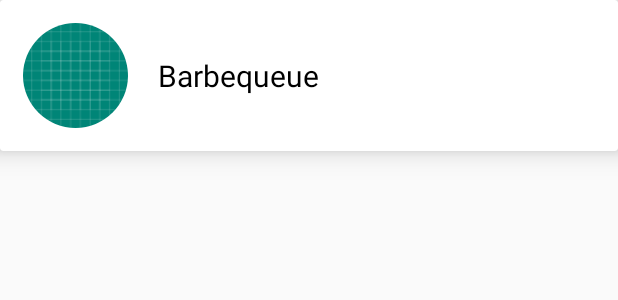
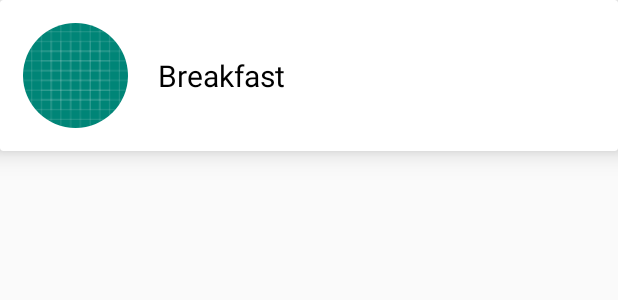
Before and after one commit to yussefsaidi/FoodRecipesNoLocalCache, an Android app: the layout layout_category_list_item.xml on its own in the app's theme, with its tools: preview values and no code run, on a phone screen of 412 x 824 dp. Shown: the top 300 px of the screen. Run offline under Robolectric (Android 15) with nearby library versions, the phone set to English and light mode, and no system bars.

Commit message:
Fix spelling of default category

```diff
--- a/app/src/main/res/layout/layout_category_list_item.xml
+++ b/app/src/main/res/layout/layout_category_list_item.xml
@@ -24,7 +24,7 @@
             android:layout_width="wrap_content"
             android:layout_height="wrap_content"
             android:textColor="#000"
-            android:text="Barbequeue"
+            android:text="Breakfast"
             android:layout_marginStart="20dp"
             android:textSize="20sp"
             android:id="@+id/category_title"/>
```
